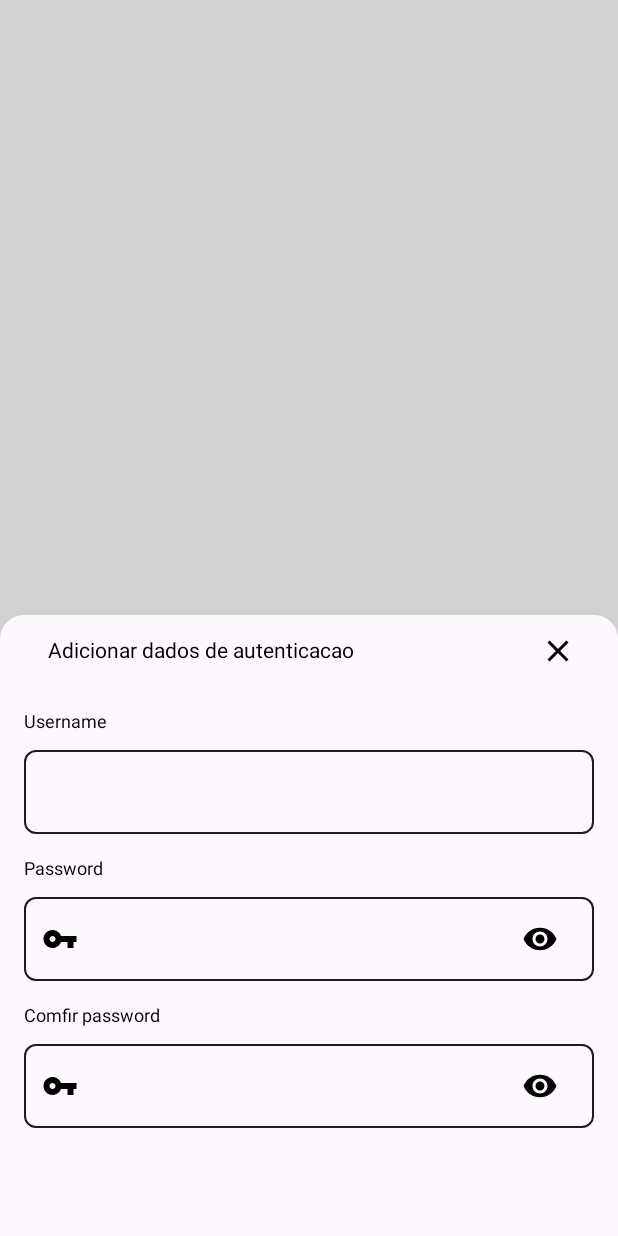
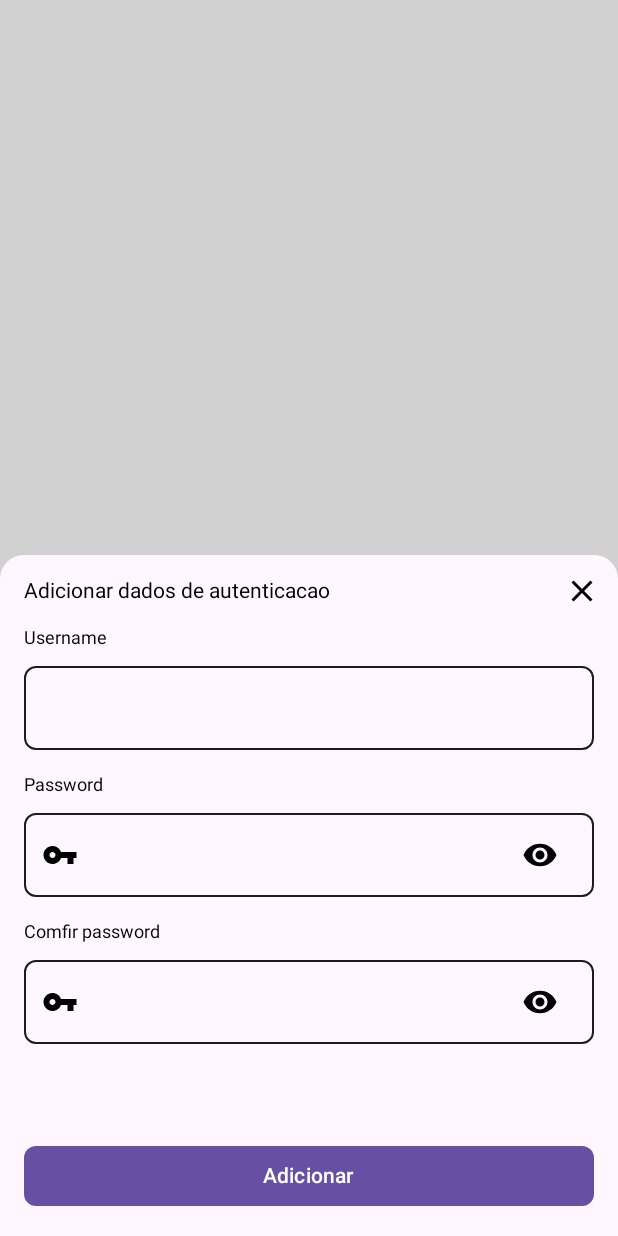
Before and after one commit to francivaldo4334/ConfChatAuthenticate, an Android app built with Jetpack Compose: the @Preview function ScreenNewPwdPreviw, on a phone screen of 412 x 824 dp. Run offline under Robolectric (Android 15) with nearby library versions, the light colour scheme and no system bars.

Commit message:
feat: integration component button

```diff
--- a/app/src/main/java/br/com/confchat/auth/presenter/ui/screens/ScreenNewPwd.kt
+++ b/app/src/main/java/br/com/confchat/auth/presenter/ui/screens/ScreenNewPwd.kt
@@ -21,6 +21,7 @@ import androidx.compose.ui.Alignment
 import androidx.compose.ui.Modifier
 import androidx.compose.ui.tooling.preview.Preview
 import androidx.compose.ui.unit.dp
+import br.com.confchat.auth.presenter.ui.components.ComponentButton
 import br.com.confchat.auth.presenter.ui.components.ComponentDropUpContainer
 import br.com.confchat.auth.presenter.ui.components.ComponentTextFieldOutline
 import br.com.confchat.auth.presenter.ui.components.ComponentTextFieldOutlinePwd
@@ -37,10 +38,7 @@ fun ScreenNewPwd(open:Boolean, onDismiss:()->Unit) {
         mutableStateOf("")
     }
     ComponentDropUpContainer(expanded = open, onDimiss = onDismiss) {
-        Column(
-            verticalArrangement = Arrangement.spacedBy(16.dp),
-            modifier = Modifier.padding(horizontal = 16.dp)
-        ) {
+        Column {
             Row(
                 modifier = Modifier
                     .fillMaxWidth()
@@ -53,6 +51,11 @@ fun ScreenNewPwd(open:Boolean, onDismiss:()->Unit) {
                     Icon(imageVector = Icons.Default.Close, contentDescription = null)
                 }
             }
+            Column(
+                verticalArrangement = Arrangement.spacedBy(16.dp),
+                modifier = Modifier.padding(horizontal = 16.dp).padding(bottom = 16.dp)
+            ) {
+
                 ComponentTextFieldOutline(
                     label = "Username",
                     value = username,
@@ -71,8 +74,11 @@ fun ScreenNewPwd(open:Boolean, onDismiss:()->Unit) {
                     onValue = {comfirPwd = it},
                     modifier = Modifier.fillMaxWidth()
                 )
-            Spacer(modifier = Modifier.height(56.dp))
+                Spacer(modifier = Modifier.height(32.dp))
+                ComponentButton(text = "Adicionar") {
 
+                }
+            }
         }
     }
 }
```
Also changed, not shown: app/src/main/java/br/com/confchat/auth/presenter/ui/screens/ScreenNewTotp.kt (+12 -5 lines). Lines whose indentation alone changed are shown as unchanged.
